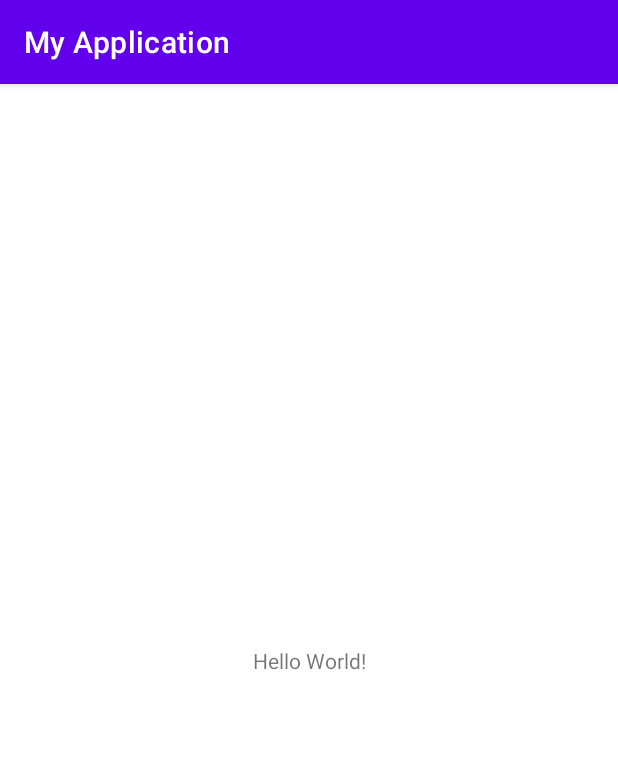
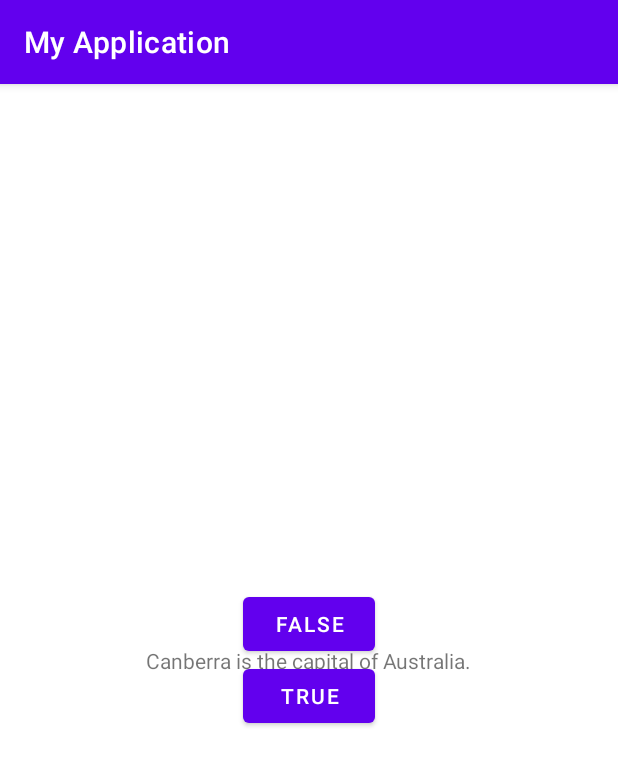
Before and after one commit to Mihachil/Mihachil, an Android app: the screen it shows after launch (MainActivity), on a phone screen of 412 x 824 dp. Shown: the top 766 px of the screen. Run offline under Robolectric (Android 15) with nearby library versions, the phone set to English and light mode, and no system bars.

Commit message:
1_Zadanie

```diff
--- a/app/src/main/java/com/example/myapplication/MainActivity.kt
+++ b/app/src/main/java/com/example/myapplication/MainActivity.kt
@@ -2,10 +2,34 @@ package com.example.myapplication
 
 import androidx.appcompat.app.AppCompatActivity
 import android.os.Bundle
+import android.widget.Button
+import android.widget.Toast
 
 class MainActivity : AppCompatActivity() {
+
+    private lateinit var trueButton: Button
+    private lateinit var falseButton: Button
+
+
+
     override fun onCreate(savedInstanceState: Bundle?) {
         super.onCreate(savedInstanceState)
         setContentView(R.layout.activity_main)
+
+
+        trueButton = findViewById(R.id.true_butthon)
+        falseButton = findViewById(R.id.false_butthon)
+
+        trueButton.setOnClickListener{
+            Toast.makeText(this, R.string.Toast_corect,Toast.LENGTH_LONG).show()
+        }
+
+        falseButton.setOnClickListener{
+            Toast.makeText(this, R.string.Toast_incorrect,Toast.LENGTH_LONG,)
+        }
+
+
+
+
     }
 }
--- a/app/src/main/res/layout/activity_main.xml
+++ b/app/src/main/res/layout/activity_main.xml
@@ -9,10 +9,33 @@
     <TextView
         android:layout_width="wrap_content"
         android:layout_height="wrap_content"
-        android:text="Hello World!"
+        android:text="@string/question_text"
         app:layout_constraintBottom_toBottomOf="parent"
         app:layout_constraintLeft_toLeftOf="parent"
         app:layout_constraintRight_toRightOf="parent"
         app:layout_constraintTop_toTopOf="parent" />
 
+    <LinearLayout
+        android:layout_width="match_parent"
+        android:layout_height="match_parent"
+        android:orientation="vertical"
+        android:gravity="center">
+
+
+        <Button
+            android:id="@+id/true_butthon"
+            android:layout_width="wrap_content"
+            android:layout_height="wrap_content"
+            android:text="@string/false_buthon"
+            android:visibility="visible"
+            tools:visibility="visible" />
+
+        <Button
+            android:id="@+id/false_butthon"
+            android:layout_width="wrap_content"
+            android:layout_height="wrap_content"
+            android:text="@string/true_buthon" />
+
+    </LinearLayout>
+
 </androidx.constraintlayout.widget.ConstraintLayout>
--- a/app/src/main/res/values/strings.xml
+++ b/app/src/main/res/values/strings.xml
@@ -1,3 +1,8 @@
 <resources>
     <string name="app_name">My Application</string>
+    <string name="question_text">Canberra is the capital of Australia.</string>
+    <string name="true_buthon">True</string>
+    <string name="false_buthon">False</string>
+    <string name="Toast_corect">Corect!</string>
+    <string name="Toast_incorrect">Incorrect!</string>
 </resources>
```
